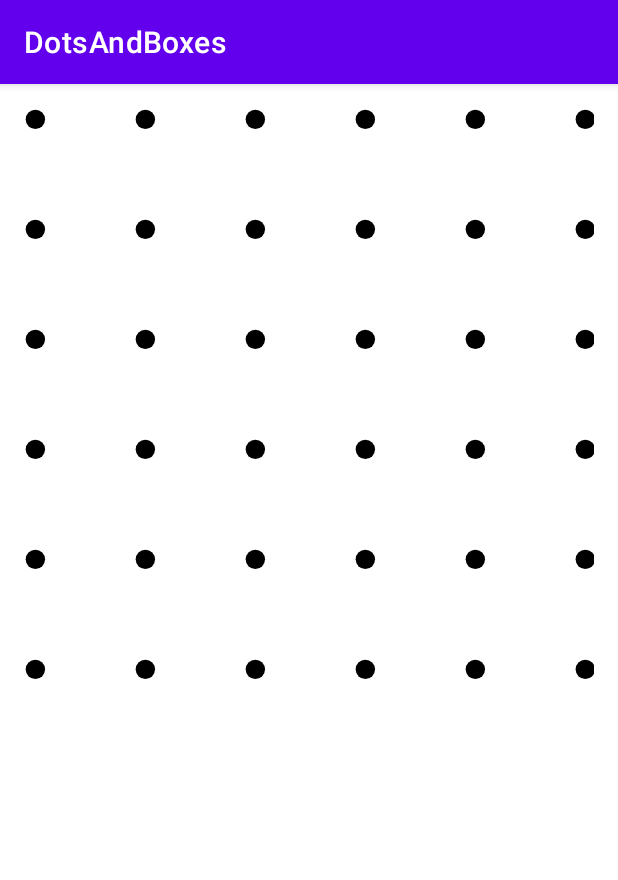
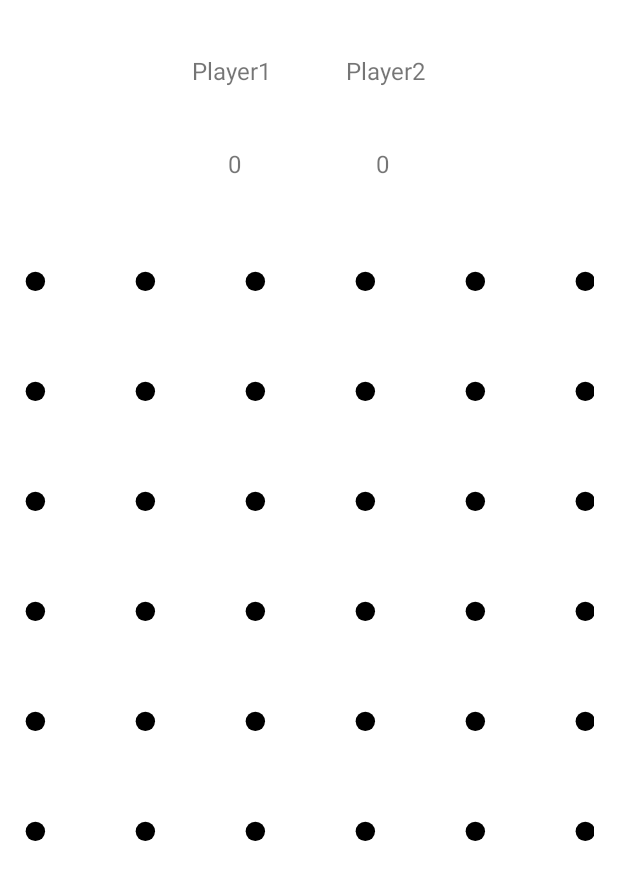
Before and after one commit to saso-gatto/DotsAndBoxes-Android, an Android app: the Activity_Game screen opened directly, with no data from a screen before it, on a phone screen of 412 x 824 dp. Shown: the top 880 px of the screen. Run offline under Robolectric (Android 15) with nearby library versions, the phone set to English and light mode, and no system bars.

Commit message:
Colori box colorati correttamente

```diff
--- a/app/src/main/java/it/dotsandboxes/Activity_Game.java
+++ b/app/src/main/java/it/dotsandboxes/Activity_Game.java
@@ -3,16 +3,21 @@ package it.dotsandboxes;
 import androidx.appcompat.app.AppCompatActivity;
 
 import android.annotation.SuppressLint;
+import android.app.Activity;
+import android.content.Context;
 import android.graphics.Bitmap;
 import android.graphics.Canvas;
 import android.graphics.Color;
 import android.graphics.Paint;
 import android.os.Bundle;
+import android.os.Handler;
 import android.widget.ImageView;
+import android.widget.TextView;
 
 public class Activity_Game extends AppCompatActivity {
 
     private  GamePlay gamePlay;
+    private TextView ScoreBlue,ScoreRed;
 
     @Override
     protected void onCreate(Bundle savedInstanceState) {
@@ -22,6 +27,6 @@ public class Activity_Game extends AppCompatActivity {
         gamePlay = findViewById(R.id.gameView);
 
 
+    }
 
-    }
 }
--- a/app/src/main/java/it/dotsandboxes/GamePlay.java
+++ b/app/src/main/java/it/dotsandboxes/GamePlay.java
@@ -39,17 +39,19 @@ public class GamePlay extends View {
 
     protected Paint paint;
 
-    private int dim;
     private Board game;
     private int turn;
     private ASPSolver blueSolver,redSolver;
     protected final int[] playerColors;
-    String redName, blueName;
+
+    private int redScore,blueScore;
 
     public GamePlay(Context context, AttributeSet attributeSet) {
         super(context, attributeSet);
         paint = new Paint();
         game= new Board(5);
+        redScore=0;
+        blueScore=0;
         this.setOnTouchListener(new OnTouchListener() {
             @Override
             public boolean onTouch(View v, MotionEvent event) {
@@ -62,6 +64,21 @@ public class GamePlay extends View {
     }
 
 
+    public int getRedScore() {
+        return redScore;
+    }
+
+    public void setRedScore(int redScore) {
+        this.redScore = redScore;
+    }
+
+    public int getBlueScore() {
+        return blueScore;
+    }
+
+    public void setBlueScore(int blueScore) {
+        this.blueScore = blueScore;
+    }
 
     //Equivale al metodo processMove di JAVA, sono analoghi
     private void receiveInput(MotionEvent event) {
@@ -101,9 +118,11 @@ public class GamePlay extends View {
         if ((a != -1) && (b != -1)) {
             int direction = d;
             Edge move = new Edge(b, a, direction);
-            game.addUltimaMossa(move);
             System.out.println("("+move.getX()+", "+move.getY()+", "+move.getHorizontal()+")");
             try {
+                if(game.getColoreEdge(move.getX(),move.getY(),move.getHorizontal())!= game.BLANK)
+                    return;
+
                 if (direction==0)
                     game.setVEdge(move.getX(),move.getY(),turn);
                 else if (direction==1)
@@ -111,22 +130,35 @@ public class GamePlay extends View {
             } catch (Exception e) {
                 Log.e("GameView", e.toString());
             }
+            game.addUltimaMossa(move);
+            manageGame();
         }
-        manageGame();
+
     }
     //DA RIVEDERE DOPO L'AGGIUNTA DI EMBASP
     private void manageGame() {
 
         System.out.println("Board: turn "+turn);
 
-        if (turn==Board.BLUE )
+        if (turn==Board.BLUE && blueScore<game.getBlueScore()) {
+            turn = Board.BLUE;
+            blueScore = game.getBlueScore();
+        }
+        else if (turn==Board.BLUE && blueScore==game.getBlueScore()) {
             turn = Board.RED;
-        else if (turn==Board.RED)
-            turn =Board.BLUE;
+        }
+        else if (turn==Board.RED && redScore<game.getRedScore()) {
+            turn = Board.RED;
+            redScore = game.getRedScore();
+        }
+        else if (turn==Board.RED && redScore==game.getRedScore()) {
+            turn = Board.BLUE;
+        }
+
+
+
         /*
         while(!game.isComplete()) {
-
-
 
             try {
                 Thread.sleep(100);
@@ -230,6 +262,4 @@ public class GamePlay extends View {
         invalidate();
     }
 
-
-
 }
--- a/app/src/main/res/layout/activity_game.xml
+++ b/app/src/main/res/layout/activity_game.xml
@@ -5,7 +5,60 @@
     android:padding="16dp"
     android:layout_gravity="center">
 
+
+    <RelativeLayout
+        android:id="@+id/layoutInfoGioco"
+        android:layout_width="match_parent"
+        android:layout_height="wrap_content"
+        android:layout_marginTop="20dp"
+        android:layout_marginBottom="20dp"
+        android:gravity="center">
+        <TextView
+            android:id="@+id/player1"
+            android:layout_width="wrap_content"
+            android:layout_height="wrap_content"
+            android:text="Player1"
+            android:textSize="16sp"/>
+        <TextView
+            android:id="@+id/player2"
+            android:layout_width="wrap_content"
+            android:layout_height="wrap_content"
+            android:text="Player2"
+            android:layout_toRightOf="@+id/player1"
+            android:layout_marginLeft="50dp"
+            android:textSize="16sp"/>
+
+
+    </RelativeLayout>
+
+    <RelativeLayout
+        android:id="@+id/layoutPunteggio"
+        android:layout_below="@id/layoutInfoGioco"
+        android:layout_width="match_parent"
+        android:layout_height="wrap_content"
+        android:layout_marginTop="20dp"
+        android:layout_marginBottom="60dp"
+        android:gravity="center">
+    <TextView
+        android:id="@+id/Scoreplayer1"
+        android:layout_width="wrap_content"
+        android:layout_height="wrap_content"
+        android:text="0"
+        android:textSize="16sp"/>
+    <TextView
+        android:id="@+id/Scoreplayer2"
+        android:layout_width="wrap_content"
+        android:layout_height="wrap_content"
+        android:text="0"
+        android:layout_toRightOf="@+id/Scoreplayer1"
+        android:layout_marginLeft="90dp"
+        android:textSize="16sp"/>
+    </RelativeLayout>
+
+
+
     <it.dotsandboxes.GamePlay
+        android:layout_below="@+id/layoutPunteggio"
         android:id="@+id/gameView"
         android:layout_width="wrap_content"
         android:layout_height="wrap_content"/>
--- a/app/src/main/res/layout/activity_start.xml
+++ b/app/src/main/res/layout/activity_start.xml
@@ -37,7 +37,7 @@
         android:layout_below="@+id/imgGioco"
         android:layout_marginTop="30dp"
         android:layout_centerHorizontal="true"
-        android:backgroundTint="@color/teal_200"/>
+        android:backgroundTint="@color/verdeAcquaChiaro"/>
 
 
 </RelativeLayout>
--- a/app/src/main/res/values-night/themes.xml
+++ b/app/src/main/res/values-night/themes.xml
@@ -6,8 +6,8 @@
         <item name="colorPrimaryVariant">@color/purple_700</item>
         <item name="colorOnPrimary">@color/black</item>
         <!-- Secondary brand color. -->
-        <item name="colorSecondary">@color/teal_200</item>
-        <item name="colorSecondaryVariant">@color/teal_200</item>
+        <item name="colorSecondary">@color/verdeAcquaScuro</item>
+        <item name="colorSecondaryVariant">@color/verdeAcquaScuro</item>
         <item name="colorOnSecondary">@color/black</item>
         <!-- Status bar color. -->
         <item name="android:statusBarColor" tools:targetApi="l">?attr/colorPrimaryVariant</item>
--- a/app/src/main/res/values/colors.xml
+++ b/app/src/main/res/values/colors.xml
@@ -3,8 +3,8 @@
     <color name="purple_200">#FFBB86FC</color>
     <color name="purple_500">#FF6200EE</color>
     <color name="purple_700">#FF3700B3</color>
-    <color name="teal_200">#FF03DAC5</color>
-    <color name="teal_700">#FF018786</color>
+    <color name="verdeAcquaChiaro">#FF03DAC5</color>
+    <color name="verdeAcquaScuro">#FF018786</color>
     <color name="black">#FF000000</color>
     <color name="white">#FFFFFFFF</color>
 
@@ -12,4 +12,5 @@
     <color name="arancione">#fc7e3f</color>
 
 
+
 </resources>
--- a/app/src/main/res/values/themes.xml
+++ b/app/src/main/res/values/themes.xml
@@ -1,13 +1,13 @@
 <resources xmlns:tools="http://schemas.android.com/tools">
     <!-- Base application theme. -->
-    <style name="Theme.DotsAndBoxes" parent="Theme.MaterialComponents.DayNight.DarkActionBar">
+    <style name="Theme.DotsAndBoxes" parent="Theme.MaterialComponents.DayNight.NoActionBar">
         <!-- Primary brand color. -->
-        <item name="colorPrimary">@color/purple_500</item>
-        <item name="colorPrimaryVariant">@color/purple_700</item>
+        <item name="colorPrimary">@color/verdeAcquaChiaro</item>
+        <item name="colorPrimaryVariant">@color/verdeAcquaScuro</item>
         <item name="colorOnPrimary">@color/white</item>
         <!-- Secondary brand color. -->
-        <item name="colorSecondary">@color/teal_200</item>
-        <item name="colorSecondaryVariant">@color/teal_700</item>
+        <item name="colorSecondary">@color/verdeAcquaScuro</item>
+        <item name="colorSecondaryVariant">@color/verdeAcquaScuro</item>
         <item name="colorOnSecondary">@color/black</item>
         <!-- Status bar color. -->
         <item name="android:statusBarColor" tools:targetApi="l">?attr/colorPrimaryVariant</item>
```
